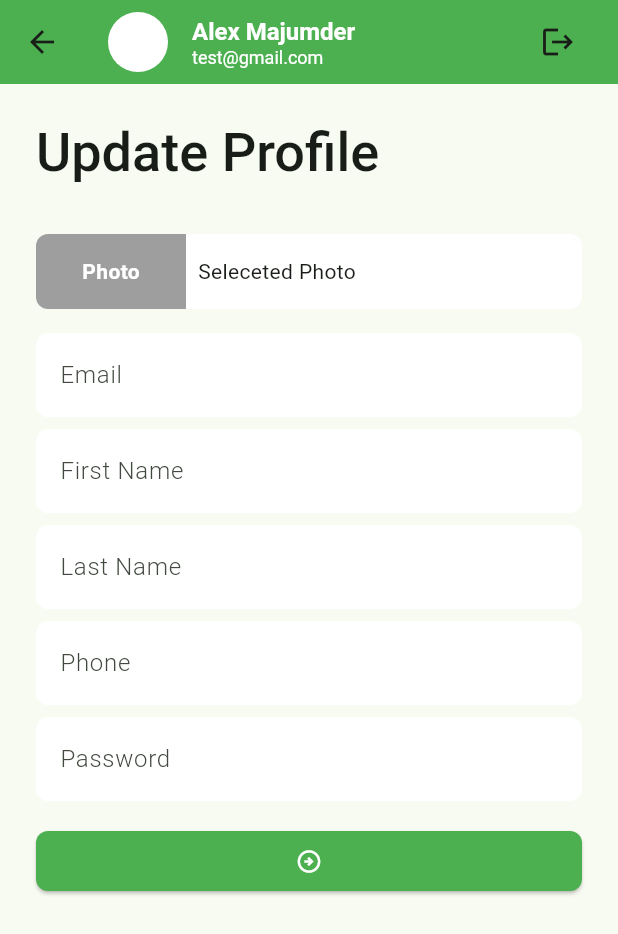
After one commit to AlexMajumder/task_manager, a Flutter app: the ProfileScreen screen opened directly, after a tap on "Alex Majumder", on a phone screen of 412 x 824 dp. The commit adds this screen. Shown: the top 934 px of the screen. Run offline on Flutter 3.47's test engine with Material 3 defaults, Android fonts, the phone set to English and light mode, and no system bars; our stand-ins replace flutter_svg, pin_code_fields.

Commit message:
done as class 4 UI design

```diff
--- /dev/null
+++ b/lib/ui/screen/profile_screen.dart
@@ -0,0 +1,107 @@
+import 'package:flutter/material.dart';
+import 'package:task_manager/ui/widgets/tm_app_bar.dart';
+
+class ProfileScreen extends StatefulWidget {
+  const ProfileScreen({super.key});
+
+  @override
+  State<ProfileScreen> createState() => _ProfileScreenState();
+}
+
+class _ProfileScreenState extends State<ProfileScreen> {
+  @override
+  Widget build(BuildContext context) {
+    return Scaffold(
+      appBar: const TMAppBar(
+        isProfileScreenOpen: true,
+      ),
+      body: SingleChildScrollView(
+        child: Padding(
+          padding: const EdgeInsets.symmetric(horizontal: 24),
+          child: Column(
+            crossAxisAlignment: CrossAxisAlignment.start,
+            children: [
+              const SizedBox(height: 24),
+              Text(
+                'Update Profile',
+                style: Theme.of(context)
+                    .textTheme
+                    .displaySmall
+                    ?.copyWith(fontWeight: FontWeight.w500),
+              ),
+              const SizedBox(height: 32),
+              _buildPhotoPicker(),
+              const SizedBox(height: 16),
+              TextFormField(
+                decoration: const InputDecoration(
+                  hintText: 'Email',
+                ),
+              ),
+              const SizedBox(height: 8),
+              TextFormField(
+                decoration: const InputDecoration(
+                  hintText: 'First Name',
+                ),
+              ),
+              const SizedBox(height: 8),
+              TextFormField(
+                decoration: const InputDecoration(
+                  hintText: 'Last Name',
+                ),
+              ),
+              const SizedBox(height: 8),
+              TextFormField(
+                decoration: const InputDecoration(
+                  hintText: 'Phone',
+                ),
+              ),
+              const SizedBox(height: 8),
+              TextFormField(
+                decoration: const InputDecoration(
+                  hintText: 'Password',
+                ),
+              ),
+              const SizedBox(height: 16),
+              ElevatedButton(
+                  onPressed: () {},
+                  child: const Icon(Icons.arrow_circle_right_outlined)),
+              const SizedBox(height: 16)
+            ],
+          ),
+        ),
+      ),
+    );
+  }
+
+  Container _buildPhotoPicker() => Container(
+    height: 50,
+    decoration: BoxDecoration(
+      borderRadius: BorderRadius.circular(8),
+      color: Colors.white,
+    ),
+    child: Row(
+      children: [
+        Container(
+          height: 50,
+          width: 100,
+          decoration: BoxDecoration(
+            color: Colors.grey,
+            borderRadius: BorderRadius.only(
+              topLeft: Radius.circular(8),
+              bottomLeft: Radius.circular(8),
+            ),
+          ),
+          alignment: Alignment.center,
+          child:  const Text('Photo',style: TextStyle(
+            color: Colors.white,
+            fontWeight: FontWeight.w600,
+          ),),
+        ),
+        SizedBox(width: 8,),
+        Text('Seleceted Photo')
+      ],
+    ),
+  );
+
+
+}
--- a/lib/ui/widgets/tm_app_bar.dart
+++ b/lib/ui/widgets/tm_app_bar.dart
@@ -1,15 +1,29 @@
 import 'package:flutter/material.dart';
+import 'package:task_manager/ui/screen/profile_screen.dart';
 import 'package:task_manager/ui/screen/sign_in_screen.dart';
 import '../utils/app_colors.dart';
 
 class TMAppBar extends StatelessWidget implements PreferredSizeWidget {
   const TMAppBar({
     super.key,
+    this.isProfileScreenOpen = false,
   });
+
+  final bool isProfileScreenOpen ;
 
   @override
   Widget build(BuildContext context) {
-    return AppBar(
+    return GestureDetector(
+      onTap: () {
+        if(isProfileScreenOpen == true){
+          return;
+        }
+        Navigator.push(
+          context,
+          MaterialPageRoute(builder: (context) => const ProfileScreen()),
+        );
+      },
+      child: AppBar(
         backgroundColor: AppColors.themeColor,
         title: Row(
           children: [
@@ -49,6 +63,7 @@ class TMAppBar extends StatelessWidget implements PreferredSizeWidget {
                 icon: const Icon(Icons.logout))
           ],
         ),
+      ),
     );
   }
 
--- a/pubspec.yaml
+++ b/pubspec.yaml
@@ -17,6 +17,7 @@ dependencies:
   cupertino_icons: ^1.0.6
   flutter_svg: ^2.0.10+1
   pin_code_fields: ^8.0.1
+  http: ^1.2.2
 
 dev_dependencies:
   flutter_test:
```
Also changed, not shown: pubspec.lock. Lines whose indentation alone changed are shown as unchanged.
